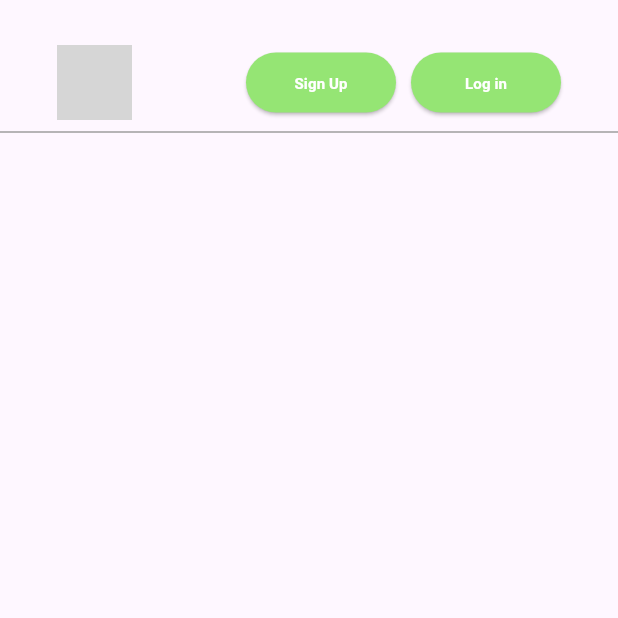
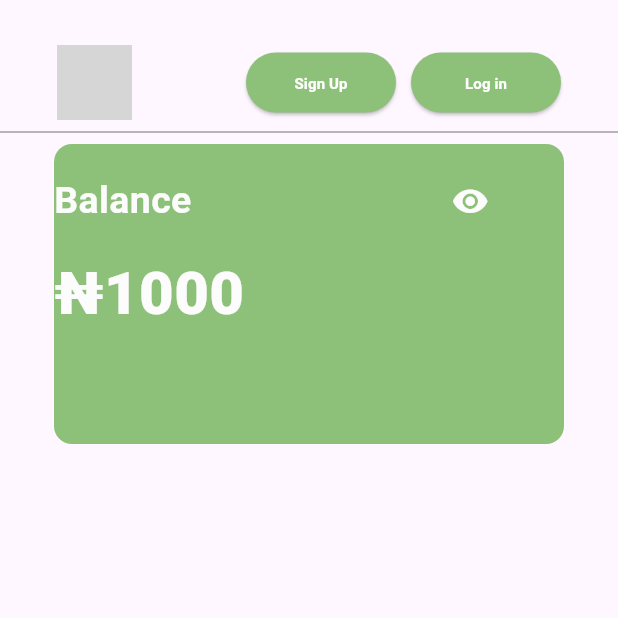
Before and after one commit to ridwan-101/bytebuddies, a Flutter app: the screen it shows after launch, on a phone screen of 412 x 824 dp, the top half of it. Run offline on Flutter 3.47's test engine with Material 2 defaults, Android fonts, the phone set to English and light mode, and no system bars; network calls fail; grey boxes are pictures that could not be loaded.

Commit message:
creating payment dashboard

```diff
--- a/lib/ui/web/landing.page.dart
+++ b/lib/app/homepage.dart
@@ -1,7 +1,8 @@
+import 'package:bytebuddies/widget/dashboard.dart';
 import 'package:flutter/material.dart';
 import 'package:bytebuddies/widget/button.dart';
 
-class WebLandingPage extends StatelessWidget {
+class HomePage extends StatelessWidget {
   @override
   Widget build(BuildContext context) {
     return Scaffold(
@@ -41,6 +42,7 @@ class WebLandingPage extends StatelessWidget {
                   thickness: 1,
                   color: Colors.grey,
                 ),
+                const HomeDashboard()
               ],
             );
           },
--- a/lib/main.dart
+++ b/lib/main.dart
@@ -1,4 +1,4 @@
-import 'package:bytebuddies/ui/web/landing.page.dart';
+import 'package:bytebuddies/app/homepage.dart';
 import 'package:flutter/material.dart';
 
 void main() {
@@ -17,7 +17,7 @@ class MyApp extends StatelessWidget {
         colorScheme: ColorScheme.fromSeed(seedColor: Colors.deepPurple),
         useMaterial3: true,
       ),
-      home: WebLandingPage(),
+      home: HomePage(),
     );
   }
 }
--- a/lib/model/color.dart
+++ b/lib/model/color.dart
@@ -14,6 +14,6 @@ class AppColors {
   static Color white = const Color(0xffFCFCFC);
   static Color secondary = const Color(0xff0047B3);
   static Color red = const Color(0xffA81400);
-  static Color green = const Color(0xff95E574);
+  static Color green = Color.fromARGB(255, 141, 192, 120);
   static Color blackLightActive = const Color(0xffB5B5B5);
 }
--- /dev/null
+++ b/lib/widget/dashboard.dart
@@ -0,0 +1,58 @@
+import 'package:bytebuddies/model/color.dart';
+import 'package:flutter/material.dart';
+
+class HomeDashboard extends StatelessWidget {
+  const HomeDashboard({super.key});
+
+  @override
+  Widget build(BuildContext context) {
+    return Container(
+      height: 200,
+      width: 340,
+      decoration: BoxDecoration(
+        color: AppColors.green,
+        borderRadius: BorderRadius.circular(12),
+      ),
+      child: Padding(
+        padding: const EdgeInsets.only(right: 50.0),
+        child: Column(
+          crossAxisAlignment: CrossAxisAlignment.start,
+          children: [
+            SizedBox(
+              height: 20,
+            ),
+            Row(
+              mainAxisAlignment: MainAxisAlignment.spaceBetween,
+              children: [
+                Text(
+                  "Balance",
+                  style: TextStyle(
+                    fontWeight: FontWeight.bold,
+                    color: AppColors.white,
+                    fontSize: 25,
+                  ),
+                ),
+                Icon(
+                  Icons.visibility, // Replace with your desired icon
+                  color: AppColors.white, // Icon color
+                  size: 25, // Icon size
+                ),
+              ],
+            ),
+            SizedBox(
+              height: 15,
+            ),
+            Text(
+              "₦${1000}",
+              style: TextStyle(
+                fontWeight: FontWeight.w900,
+                color: AppColors.white,
+                fontSize: 40,
+              ),
+            ),
+          ],
+        ),
+      ),
+    );
+  }
+}
```
